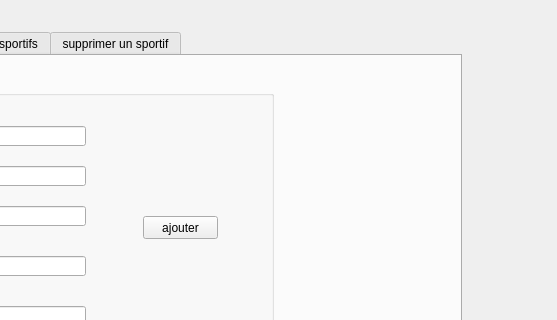
First picture: the form in mainwindow.ui, repository dhiaeddine12/olympic_games_2A20, before the edit; both pictures show x 249 to 806 and y 0 to 320 of the 806 by 430 pixel window.
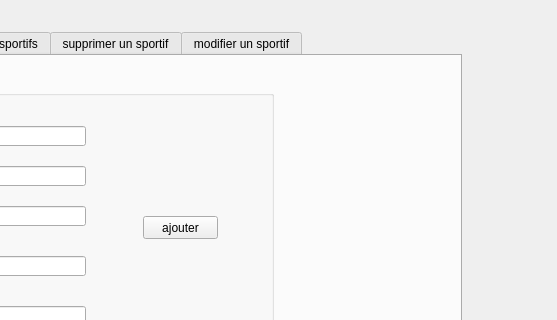
Second picture: the form after the edit.

What changed in the file:
```diff
--- a/mainwindow.ui
+++ b/mainwindow.ui
@@ -228,6 +228,11 @@
       </property>
      </widget>
     </widget>
+    <widget class="QWidget" name="tab_4">
+     <attribute name="title">
+      <string>modifier un sportif</string>
+     </attribute>
+    </widget>
    </widget>
   </widget>
   <widget class="QMenuBar" name="menubar">
```
Left out of the diff: 2 changed lines with no effect on the pictures.
